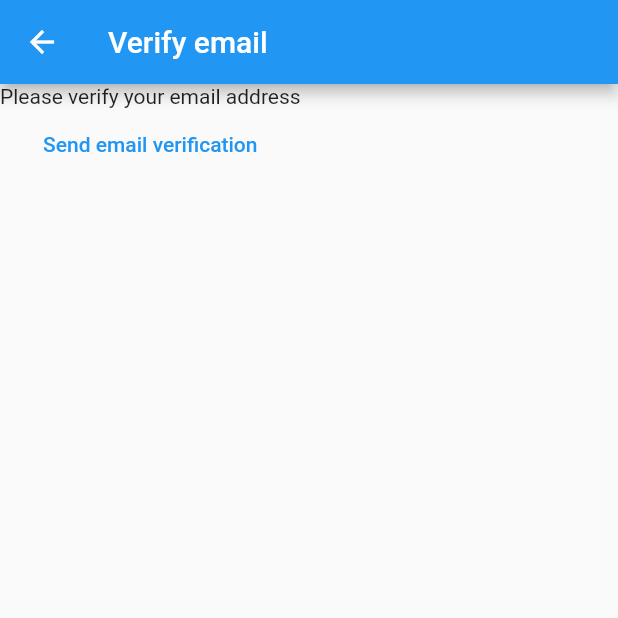
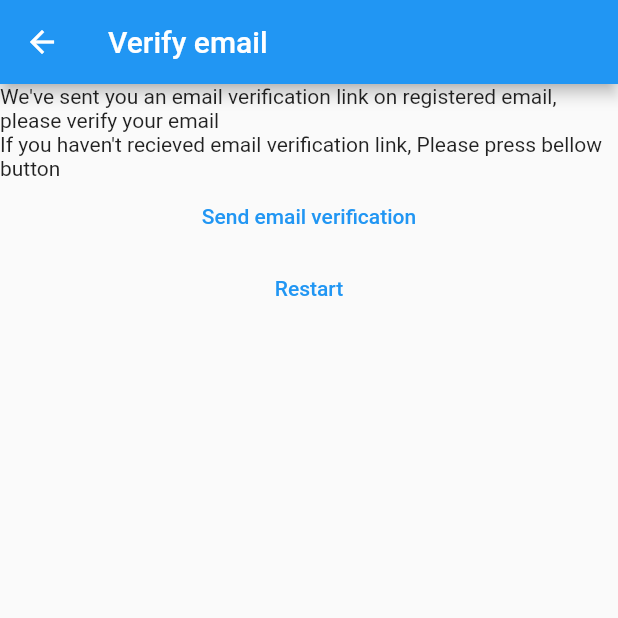
Before and after one commit to Gulhassan786/mynotes_flutter, a Flutter app: the VerifyEmailView screen opened directly, on a phone screen of 412 x 824 dp, the top half of it. Run offline on Flutter 3.47's test engine with Material 2 defaults, Android fonts, the phone set to English and light mode, and no system bars; our stand-ins replace firebase_auth, firebase_core; accounts and stored records are empty.

Commit message:
added conformation route

```diff
--- a/lib/constants/routes.dart
+++ b/lib/constants/routes.dart
@@ -1,3 +1,4 @@
-const loginRoute = '/login';
-const registerRoute = '/register';
-const notesRoute = '/notes';
+const loginRoute = '/login/';
+const registerRoute = '/register/';
+const notesRoute = '/notes/';
+const verifyEmailRoute = 'verify-email/';
--- a/lib/main.dart
+++ b/lib/main.dart
@@ -6,7 +6,7 @@ import 'package:myapp/views/register_view.dart';
 import 'package:myapp/views/verify_email_view.dart';
 import 'firebase_options.dart';
 import 'views/login_view.dart';
-import 'dart:developer' as devtools show log;
+//import 'dart:developer' as devtools show log;
 
 void main() {
   WidgetsFlutterBinding.ensureInitialized();
@@ -22,6 +22,7 @@ void main() {
         loginRoute: (context) => const LoginView(),
         registerRoute: (context) => const RegistarPage(),
         notesRoute: (context) => const NotesView(),
+        verifyEmailRoute: (context) => const VerifyEmailView(),
       },
     ),
   );
@@ -46,6 +47,7 @@ class HomePage extends StatelessWidget {
               if (user.emailVerified) {
                 return const NotesView();
               } else {
+                // devtools.log("This is home page verify email");
                 return const VerifyEmailView();
               }
             } else {
--- a/lib/views/login_view.dart
+++ b/lib/views/login_view.dart
@@ -1,8 +1,5 @@
-//import 'package:firebase_core/firebase_core.dart';
 import 'package:flutter/material.dart';
 import 'package:firebase_auth/firebase_auth.dart';
-//import '../firebase_options.dart';
-// import 'dart:developer' as devtools show log;
 import 'package:myapp/constants/routes.dart';
 import '../utilities/show_error_dialog.dart';
 
--- a/lib/views/verify_email_view.dart
+++ b/lib/views/verify_email_view.dart
@@ -1,7 +1,7 @@
 import 'package:firebase_auth/firebase_auth.dart';
-//import 'package:firebase_core/firebase_core.dart';
+
 import 'package:flutter/material.dart';
-
+import 'package:myapp/constants/routes.dart';
 
 class VerifyEmailView extends StatefulWidget {
   const VerifyEmailView({Key? key}) : super(key: key);
@@ -17,17 +17,32 @@ class _VerifyEmailViewState extends State<VerifyEmailView> {
       appBar: AppBar(
         title: const Text("Verify email"),
       ),
-      body: Column(children: [
-        const Text("Please verify your email address"),
+      body: Column(
+        children: [
+          const Text(
+              "We've sent you an email verification link on registered email, please verify your email"),
+          const Text(
+              "If you haven't recieved email verification link, Please press bellow button"),
           TextButton(
             onPressed: () async {
               final user = FirebaseAuth.instance.currentUser;
-            // print(user);
+
               await user?.sendEmailVerification();
             },
             child: const Text("Send email verification"),
-        )
-      ]),
+          ),
+          TextButton(
+            onPressed: (() async {
+              await FirebaseAuth.instance.signOut();
+              Navigator.of(context).pushNamedAndRemoveUntil(
+                registerRoute,
+                (route) => false,
+              );
+            }),
+            child: const Text("Restart"),
+          ),
+        ],
+      ),
     );
   }
 }
```
Also changed, not shown: lib/views/register_view.dart (+5 -5 lines). Lines whose indentation alone changed are shown as unchanged.
